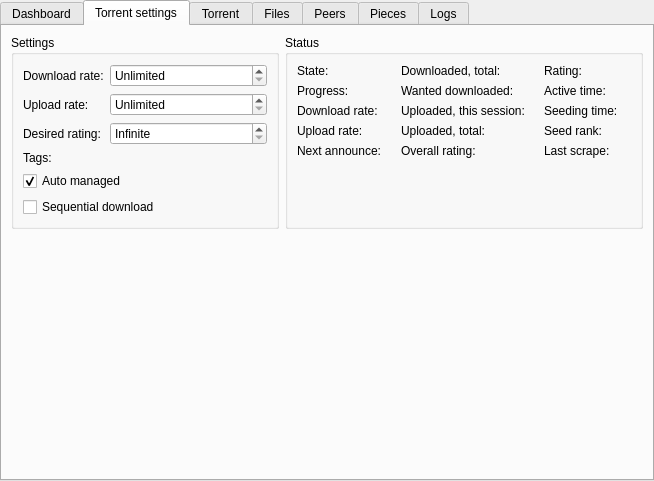
The window that src/plugins/torrent/tabwidget.ui (0xd34df00d/leechcraft) describes before a commit, drawn with Qt 5.
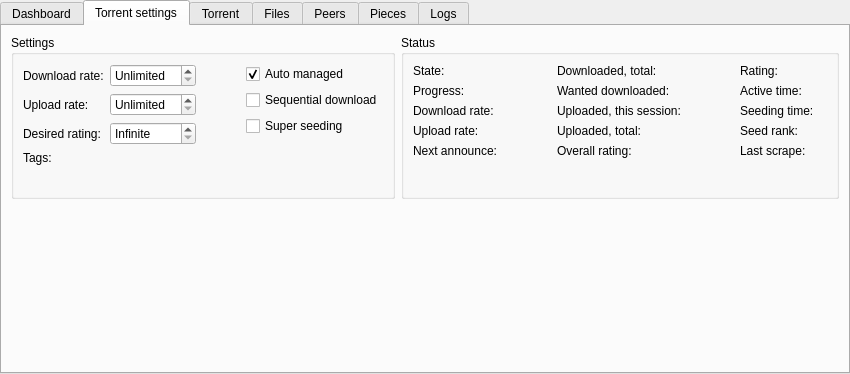
The same window after the commit. The open tabs and pages were chosen to show the change. Custom widgets are drawn as their Qt base class.

Commit message: + BitTorrent: FS#216: Super seeding.

```diff
--- a/src/plugins/torrent/tabwidget.ui
+++ b/src/plugins/torrent/tabwidget.ui
@@ -6,8 +6,8 @@
    <rect>
     <x>0</x>
     <y>0</y>
-    <width>654</width>
-    <height>481</height>
+    <width>850</width>
+    <height>374</height>
    </rect>
   </property>
   <property name="windowTitle" >
@@ -559,12 +559,9 @@
         <property name="title" >
          <string>Settings</string>
         </property>
-        <layout class="QVBoxLayout" name="verticalLayout_4" >
+        <layout class="QHBoxLayout" name="horizontalLayout_10" >
          <item>
           <layout class="QFormLayout" name="formLayout_2" >
-           <property name="fieldGrowthPolicy" >
-            <enum>QFormLayout::AllNonFixedFieldsGrow</enum>
-           </property>
            <item row="0" column="0" >
             <widget class="QLabel" name="label_34" >
              <property name="text" >
@@ -650,6 +647,21 @@
           </layout>
          </item>
          <item>
+          <spacer name="horizontalSpacer_3" >
+           <property name="orientation" >
+            <enum>Qt::Horizontal</enum>
+           </property>
+           <property name="sizeHint" stdset="0" >
+            <size>
+             <width>40</width>
+             <height>20</height>
+            </size>
+           </property>
+          </spacer>
+         </item>
+         <item>
+          <layout class="QVBoxLayout" name="verticalLayout_4" >
+           <item>
           <widget class="QCheckBox" name="TorrentManaged_" >
            <property name="text" >
             <string>Auto managed</string>
@@ -666,6 +678,28 @@
            </property>
           </widget>
          </item>
+           <item>
+            <widget class="QCheckBox" name="TorrentSuperSeeding_" >
+             <property name="text" >
+              <string>Super seeding</string>
+             </property>
+            </widget>
+           </item>
+           <item>
+            <spacer name="verticalSpacer_4" >
+             <property name="orientation" >
+              <enum>Qt::Vertical</enum>
+             </property>
+             <property name="sizeHint" stdset="0" >
+              <size>
+               <width>20</width>
+               <height>40</height>
+              </size>
+             </property>
+            </spacer>
+           </item>
+          </layout>
+         </item>
         </layout>
        </widget>
       </item>
@@ -754,8 +788,24 @@
              </item>
             </layout>
            </item>
+           <item>
+            <spacer name="horizontalSpacer_4" >
+             <property name="orientation" >
+              <enum>Qt::Horizontal</enum>
+             </property>
+             <property name="sizeHint" stdset="0" >
+              <size>
+               <width>40</width>
+               <height>20</height>
+              </size>
+             </property>
+            </spacer>
+           </item>
            <item>
             <layout class="QFormLayout" name="formLayout_13" >
+             <property name="fieldGrowthPolicy" >
+              <enum>QFormLayout::ExpandingFieldsGrow</enum>
+             </property>
              <item row="0" column="0" >
               <widget class="QLabel" name="label_12" >
                <property name="text" >
@@ -828,6 +878,19 @@
              </item>
             </layout>
            </item>
+           <item>
+            <spacer name="horizontalSpacer_5" >
+             <property name="orientation" >
+              <enum>Qt::Horizontal</enum>
+             </property>
+             <property name="sizeHint" stdset="0" >
+              <size>
+               <width>40</width>
+               <height>20</height>
+              </size>
+             </property>
+            </spacer>
+           </item>
            <item>
             <layout class="QFormLayout" name="formLayout_6" >
              <item row="0" column="0" >
@@ -930,7 +993,7 @@
       <property name="sizeHint" stdset="0" >
        <size>
         <width>20</width>
-        <height>113</height>
+        <height>40</height>
        </size>
       </property>
      </spacer>
```
Left out of the diff: 5 changed lines with no effect on the pictures. Lines whose indentation alone changed are shown as unchanged. The commit also changes 7 other files.
